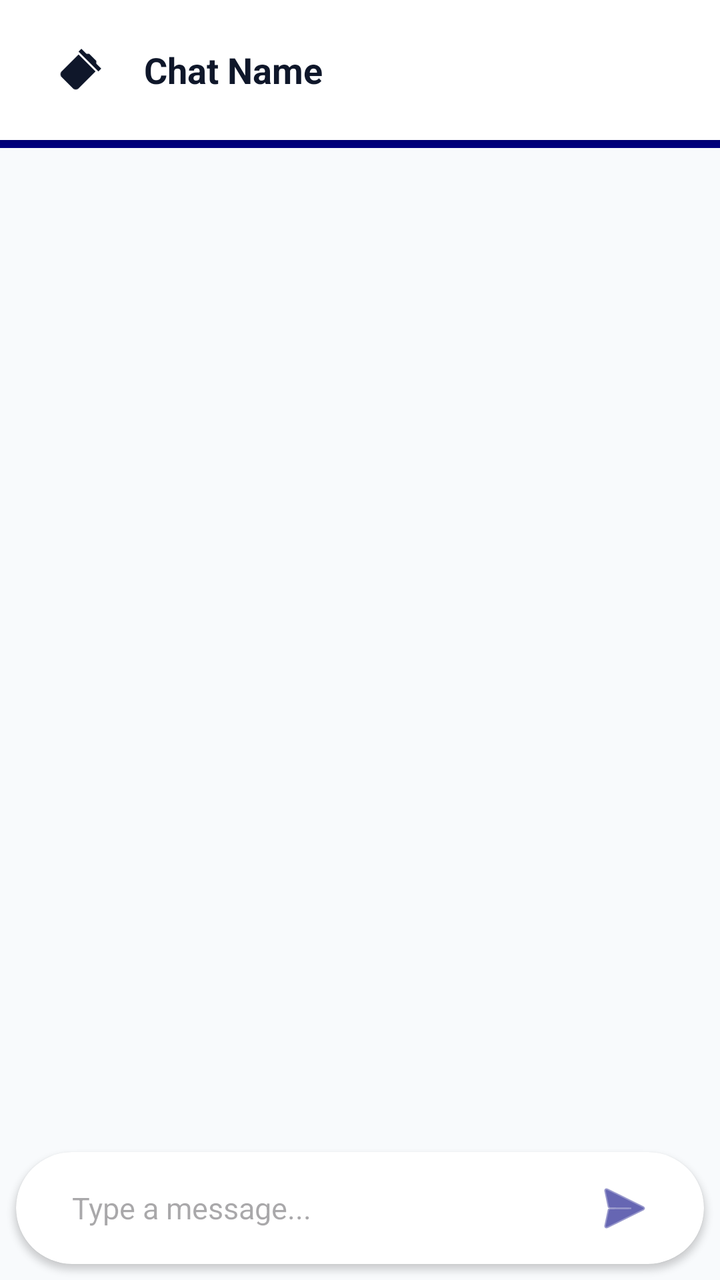
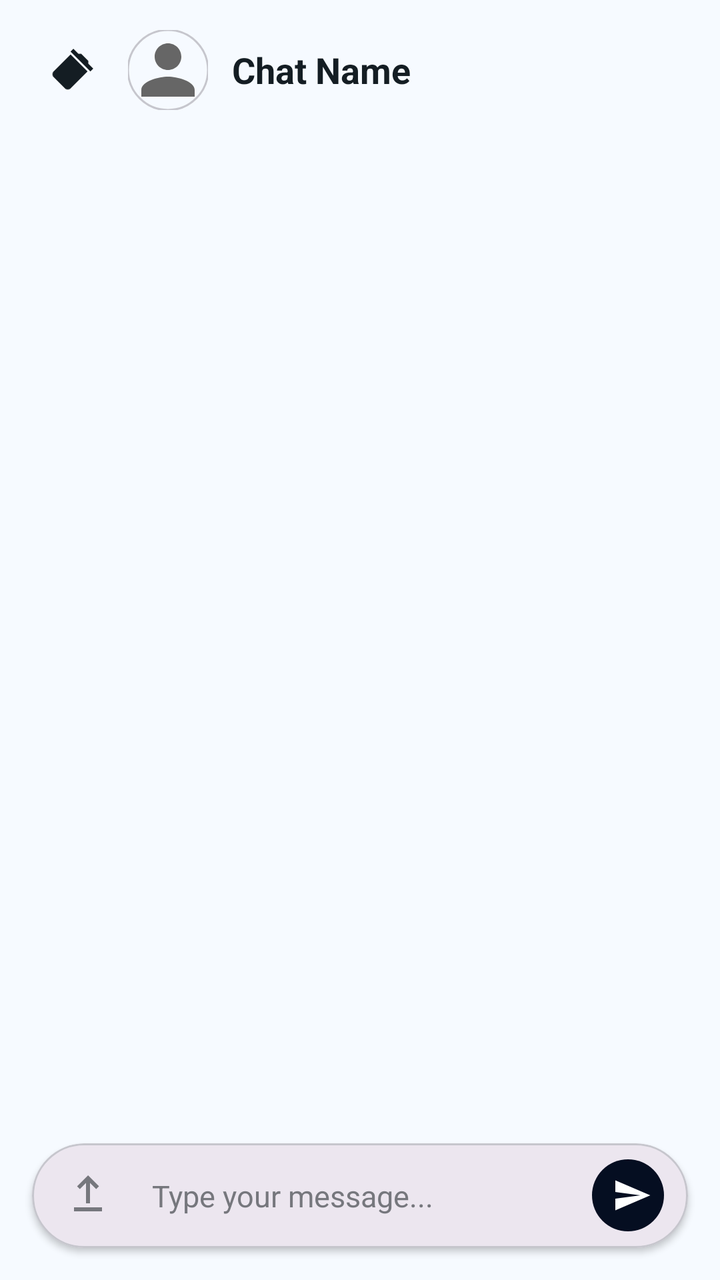

Screens rendered from an Android XML layout before and after an edit, with the pre-edit source and the edit as a unified diff.
<!-- AndroidManifest.xml: application theme Theme.MiniJobHunt -->
<!-- res/layout/fragment_chat_message.xml -->
<?xml version="1.0" encoding="utf-8"?>
<LinearLayout xmlns:android="http://schemas.android.com/apk/res/android"
    xmlns:app="http://schemas.android.com/apk/res-auto"
    xmlns:tools="http://schemas.android.com/tools"
    android:layout_width="match_parent"
    android:layout_height="match_parent"
    android:orientation="vertical"
    android:background="@color/background">

    
    <LinearLayout
        android:layout_width="match_parent"
        android:layout_height="wrap_content"
        android:orientation="vertical">

        <RelativeLayout
            android:layout_width="match_parent"
            android:layout_height="70dp"
            android:background="@color/surface"
            android:elevation="4dp"
            android:paddingHorizontal="20dp">

            <ImageButton
                android:id="@+id/btnBack"
                android:layout_width="40dp"
                android:layout_height="40dp"
                android:layout_centerVertical="true"
                android:background="?attr/selectableItemBackgroundBorderless"
                android:src="@drawable/ic_delete"
                android:rotation="45"
                app:tint="@color/text_primary" />

            <TextView
                android:id="@+id/txtChatTitle"
                android:layout_width="wrap_content"
                android:layout_height="wrap_content"
                android:layout_centerVertical="true"
                android:layout_toEndOf="@id/btnBack"
                android:layout_marginStart="12dp"
                android:text="Chat Name"
                android:textColor="@color/text_primary"
                android:textSize="18sp"
                android:textStyle="bold"
                android:maxLines="1"
                android:ellipsize="end" />

        </RelativeLayout>

        <View
            android:layout_width="match_parent"
            android:layout_height="4dp"
            android:background="@color/primary" />
    </LinearLayout>

    
    <androidx.recyclerview.widget.RecyclerView
        android:id="@+id/rvMessages"
        android:layout_width="match_parent"
        android:layout_height="0dp"
        android:layout_weight="1"
        android:clipToPadding="false"
        android:padding="8dp" />

    
    <androidx.cardview.widget.CardView
        android:layout_width="match_parent"
        android:layout_height="wrap_content"
        android:layout_margin="8dp"
        app:cardCornerRadius="28dp"
        app:cardElevation="2dp">

        <LinearLayout
            android:layout_width="match_parent"
            android:layout_height="wrap_content"
            android:gravity="center_vertical"
            android:orientation="horizontal"
            android:paddingHorizontal="16dp"
            android:paddingVertical="4dp">

            <EditText
                android:id="@+id/etMessage"
                android:layout_width="0dp"
                android:layout_height="wrap_content"
                android:layout_weight="1"
                android:background="@android:color/transparent"
                android:hint="Type a message..."
                android:maxLines="4"
                android:padding="12dp"
                android:textSize="15sp" />

            <ImageButton
                android:id="@+id/btnSend"
                android:layout_width="48dp"
                android:layout_height="48dp"
                android:background="?attr/selectableItemBackgroundBorderless"
                android:src="@android:drawable/ic_menu_send"
                app:tint="@color/primary" />

        </LinearLayout>

    </androidx.cardview.widget.CardView>

</LinearLayout>
<!-- resources referenced by this layout -->
<resources>
  <color name="background">#F8FAFC</color>
  <color name="primary">#000080</color>
  <color name="surface">#FFFFFF</color>
  <color name="text_primary">#0F172A</color>
  <color name="accent">#EF4444</color>
  <style name="Base.Theme.MiniJobHunt" parent="Theme.Material3.DayNight.NoActionBar">
          <item name="colorPrimary">@color/primary</item>
          <item name="colorOnPrimary">@color/white</item>
          <item name="colorPrimaryContainer">@color/primary_light</item>
          <item name="colorOnPrimaryContainer">@color/primary_dark</item>
  
          <item name="colorSecondary">@color/info</item>
          <item name="colorOnSecondary">@color/white</item>
  
          <item name="android:windowBackground">@color/background</item>
          <item name="android:statusBarColor">@color/background</item>
          <item name="android:windowLightStatusBar">true</item>
  
          
          <item name="textAppearanceHeadlineLarge">@style/AppText.HeadlineLarge</item>
          <item name="textAppearanceTitleMedium">@style/AppText.TitleMedium</item>
          <item name="textAppearanceBodyLarge">@style/AppText.BodyLarge</item>
      </style>
  <color name="white">#FFFFFF</color>
  <color name="primary_light">#E6E6FF</color>
  <color name="primary_dark">#000066</color>
  <color name="info">#000080</color>
  <style name="AppText.HeadlineLarge">
          <item name="android:textSize">30sp</item>
          <item name="android:textStyle">bold</item>
          <item name="android:textColor">@color/text_primary</item>
          <item name="android:letterSpacing">-0.02</item>
      </style>
  <color name="text_secondary">#475569</color>
  <!-- unchanged entries left out for length: 4 -->
</resources>

<!-- the commit's change to res/layout/fragment_chat_message.xml (unified diff, before → after) -->
@@ -8,34 +8,44 @@
     android:background="@color/background">
 
     
-    <LinearLayout
+    <RelativeLayout
         android:layout_width="match_parent"
-        android:layout_height="wrap_content"
-        android:orientation="vertical">
+        android:layout_height="70dp"
+        android:background="@color/surface"
+        android:paddingHorizontal="16dp">
 
-        <RelativeLayout
-            android:layout_width="match_parent"
-            android:layout_height="70dp"
-            android:background="@color/surface"
-            android:elevation="4dp"
-            android:paddingHorizontal="20dp">
+        <ImageButton
+            android:id="@+id/btnBack"
+            android:layout_width="40dp"
+            android:layout_height="40dp"
+            android:layout_centerVertical="true"
+            android:background="?attr/selectableItemBackgroundBorderless"
+            android:src="@drawable/ic_delete"
+            android:rotation="45"
+            app:tint="@color/text_primary" />
 
-            <ImageButton
-                android:id="@+id/btnBack"
+        <LinearLayout
+            android:layout_width="wrap_content"
+            android:layout_height="wrap_content"
+            android:layout_toEndOf="@id/btnBack"
+            android:layout_centerVertical="true"
+            android:layout_marginStart="8dp"
+            android:orientation="horizontal"
+            android:gravity="center_vertical">
+
+            <com.google.android.material.imageview.ShapeableImageView
+                android:id="@+id/imgChatAvatar"
                 android:layout_width="40dp"
                 android:layout_height="40dp"
-                android:layout_centerVertical="true"
-                android:background="?attr/selectableItemBackgroundBorderless"
-                android:src="@drawable/ic_delete"
-                android:rotation="45"
-                app:tint="@color/text_primary" />
+                android:src="@drawable/ic_profile"
+                app:shapeAppearanceOverlay="@style/CircleImage"
+                app:strokeColor="@color/outline_variant"
+                app:strokeWidth="1dp" />
 
             <TextView
                 android:id="@+id/txtChatTitle"
                 android:layout_width="wrap_content"
                 android:layout_height="wrap_content"
-                android:layout_centerVertical="true"
-                android:layout_toEndOf="@id/btnBack"
                 android:layout_marginStart="12dp"
                 android:text="Chat Name"
                 android:textColor="@color/text_primary"
@@ -43,14 +53,20 @@
                 android:textStyle="bold"
                 android:maxLines="1"
                 android:ellipsize="end" />
+        </LinearLayout>
 
-        </RelativeLayout>
+        <ImageButton
+            android:id="@+id/btnChatInfo"
+            android:layout_width="40dp"
+            android:layout_height="40dp"
+            android:layout_alignParentEnd="true"
+            android:layout_centerVertical="true"
+            android:background="?attr/selectableItemBackgroundBorderless"
+            android:src="@drawable/ic_search_outlined"
+            app:tint="@color/text_secondary"
+            android:visibility="gone" />
 
-        <View
-            android:layout_width="match_parent"
-            android:layout_height="4dp"
-            android:background="@color/primary" />
-    </LinearLayout>
+    </RelativeLayout>
 
     
     <androidx.recyclerview.widget.RecyclerView
@@ -59,23 +75,33 @@
         android:layout_height="0dp"
         android:layout_weight="1"
         android:clipToPadding="false"
-        android:padding="8dp" />
+        android:paddingHorizontal="12dp"
+        android:paddingBottom="12dp" />
 
     
-    <androidx.cardview.widget.CardView
+    <com.google.android.material.card.MaterialCardView
         android:layout_width="match_parent"
         android:layout_height="wrap_content"
-        android:layout_margin="8dp"
+        android:layout_margin="16dp"
         app:cardCornerRadius="28dp"
-        app:cardElevation="2dp">
+        app:cardElevation="2dp"
+        app:strokeWidth="1dp"
+        app:strokeColor="@color/outline_variant">
 
         <LinearLayout
             android:layout_width="match_parent"
             android:layout_height="wrap_content"
             android:gravity="center_vertical"
             android:orientation="horizontal"
-            android:paddingHorizontal="16dp"
+            android:paddingHorizontal="8dp"
             android:paddingVertical="4dp">
+
+            <ImageButton
+                android:layout_width="40dp"
+                android:layout_height="40dp"
+                android:background="?attr/selectableItemBackgroundBorderless"
+                android:src="@drawable/ic_upload"
+                app:tint="@color/text_muted" />
 
             <EditText
                 android:id="@+id/etMessage"
@@ -83,21 +109,24 @@
                 android:layout_height="wrap_content"
                 android:layout_weight="1"
                 android:background="@android:color/transparent"
-                android:hint="Type a message..."
+                android:hint="Type your message..."
                 android:maxLines="4"
                 android:padding="12dp"
-                android:textSize="15sp" />
+                android:textSize="15sp"
+                android:textColor="@color/text_primary"
+                android:textColorHint="@color/text_hint" />
 
-            <ImageButton
+            <com.google.android.material.button.MaterialButton
                 android:id="@+id/btnSend"
-                android:layout_width="48dp"
-                android:layout_height="48dp"
-                android:background="?attr/selectableItemBackgroundBorderless"
-                android:src="@android:drawable/ic_menu_send"
-                app:tint="@color/primary" />
+                style="@style/Widget.Material3.Button.IconButton.Filled"
+                android:layout_width="44dp"
+                android:layout_height="44dp"
+                app:icon="@drawable/ic_send"
+                app:backgroundTint="@color/primary"
+                app:iconTint="@color/white" />
 
         </LinearLayout>
 
-    </androidx.cardview.widget.CardView>
+    </com.google.android.material.card.MaterialCardView>
 
 </LinearLayout>
<!-- resource entries referenced after the edit -->
@@ -1,17 +1,20 @@
 <!-- resources referenced by this layout -->
 <resources>
-  <color name="background">#F8FAFC</color>
-  <color name="primary">#000080</color>
-  <color name="surface">#FFFFFF</color>
-  <color name="text_primary">#0F172A</color>
-  <color name="accent">#EF4444</color>
+  <color name="background">#f6faff</color>
+  <color name="outline_variant">#c6c6cd</color>
+  <color name="primary">#050e21</color>
+  <color name="surface">#f6faff</color>
+  <color name="text_hint">#76777d</color>
+  <color name="text_muted">#76777d</color>
+  <color name="text_primary">#141d23</color>
+  <color name="accent">#ba1a1a</color>
   <style name="Base.Theme.MiniJobHunt" parent="Theme.Material3.DayNight.NoActionBar">
           <item name="colorPrimary">@color/primary</item>
           <item name="colorOnPrimary">@color/white</item>
-          <item name="colorPrimaryContainer">@color/primary_light</item>
-          <item name="colorOnPrimaryContainer">@color/primary_dark</item>
+          <item name="colorPrimaryContainer">@color/primary_container</item>
+          <item name="colorOnPrimaryContainer">@color/on_primary_container</item>
   
-          <item name="colorSecondary">@color/info</item>
+          <item name="colorSecondary">@color/secondary</item>
           <item name="colorOnSecondary">@color/white</item>
   
           <item name="android:windowBackground">@color/background</item>
@@ -22,18 +25,70 @@
           <item name="textAppearanceHeadlineLarge">@style/AppText.HeadlineLarge</item>
           <item name="textAppearanceTitleMedium">@style/AppText.TitleMedium</item>
           <item name="textAppearanceBodyLarge">@style/AppText.BodyLarge</item>
+          <item name="textAppearanceLabelMedium">@style/AppText.LabelMedium</item>
       </style>
+  <color name="primary_container">#1b2437</color>
+  <color name="on_primary_container">#828ba2</color>
+  <color name="secondary">#5c5f60</color>
   <color name="white">#FFFFFF</color>
-  <color name="primary_light">#E6E6FF</color>
-  <color name="primary_dark">#000066</color>
-  <color name="info">#000080</color>
+  <!-- drawable ic_profile (drawable) -->
+  <vector xmlns:android="http://schemas.android.com/apk/res/android"
+      android:width="24dp"
+      android:height="24dp"
+      android:viewportWidth="24"
+      android:viewportHeight="24">
+  
+      <path
+          android:fillColor="#666666"
+          android:pathData="M12,12c2.21,0 4,-1.79 4,-4s-1.79,-4 -4,-4 -4,1.79 -4,4 1.79,4 4,4zm0,2c-2.67,0 -8,1.34 -8,4v2h16v-2c0,-2.66 -5.33,-4 -8,-4z"/>
+  </vector>
+  <!-- drawable ic_search_outlined (drawable) -->
+  <vector xmlns:android="http://schemas.android.com/apk/res/android"
+      android:width="24dp"
+      android:height="24dp"
+      android:viewportWidth="24"
+      android:viewportHeight="24">
+      <path
+          android:fillColor="@color/text_secondary"
+          android:pathData="M15.5,14h-0.79l-0.28,-0.27C15.41,12.59 16,11.11 16,9.5 16,5.91 13.09,3 9.5,3S3,5.91 3,9.5 5.91,16 9.5,16c1.61,0 3.09,-0.59 4.23,-1.57l0.27,0.28v0.79l5,4.99L20.49,19l-4.99,-5zm-6,0C7.01,14 5,11.99 5,9.5S7.01,5 9.5,5 14,7.01 14,9.5 11.99,14 9.5,14z"/>
+  </vector>
+  <!-- drawable ic_send (drawable) -->
+  <vector xmlns:android="http://schemas.android.com/apk/res/android"
+      android:width="24dp"
+      android:height="24dp"
+      android:viewportWidth="24"
+      android:viewportHeight="24">
+    <path
+        android:fillColor="#FF000000"
+        android:pathData="M2.01,21L23,12 2.01,3 2,10l15,2 -15,2z"/>
+  </vector>
+  <!-- drawable ic_upload (drawable) -->
+  <vector xmlns:android="http://schemas.android.com/apk/res/android"
+      android:width="24dp"
+      android:height="24dp"
+      android:viewportWidth="24"
+      android:viewportHeight="24">
+  
+      <path
+          android:fillColor="#4CAF50"
+          android:pathData="M5,20h14v-2H5v2zM12,2l-5.5,5.5 1.41,1.41L11,5.83V16h2V5.83l3.09,3.08 1.41-1.41L12,2z"/>
+  </vector>
+  <style name="CircleImage">
+          <item name="cornerSize">50%</item>
+      </style>
   <style name="AppText.HeadlineLarge">
-          <item name="android:textSize">30sp</item>
+          <item name="android:textSize">24sp</item>
           <item name="android:textStyle">bold</item>
           <item name="android:textColor">@color/text_primary</item>
           <item name="android:letterSpacing">-0.02</item>
       </style>
-  <color name="text_secondary">#475569</color>
+  <style name="AppText.LabelMedium">
+          <item name="android:textSize">12sp</item>
+          <item name="android:textStyle">bold</item>
+          <item name="android:textColor">@color/text_muted</item>
+          <item name="android:letterSpacing">0.01</item>
+      </style>
+  <color name="text_secondary">#45474c</color>
   <!-- unchanged entries left out for length: 4 -->
 </resources>
 
